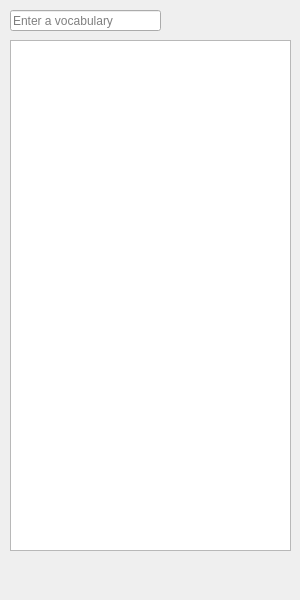
Above: ui/list.ui from pystander/Word-Sea before the change. Below: the same form after it.
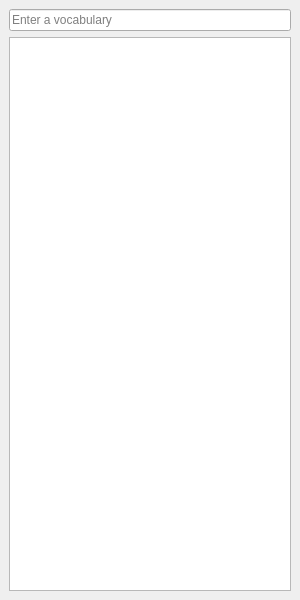
That is the form after the change. Icons and pictures are not drawn.

Commit message: Enable auto-resizing and save icon paths in UI files

Patch:
```diff
--- a/ui/list.ui
+++ b/ui/list.ui
@@ -14,25 +14,24 @@
    <string>List</string>
   </property>
   <widget class="QWidget" name="widget_central">
-   <widget class="QListWidget" name="list_vocab">
-    <property name="geometry">
-     <rect>
-      <x>10</x>
-      <y>40</y>
-      <width>281</width>
-      <height>511</height>
-     </rect>
+   <layout class="QVBoxLayout" name="layout_main">
+    <property name="spacing">
+     <number>6</number>
     </property>
-   </widget>
+    <property name="leftMargin">
+     <number>9</number>
+    </property>
+    <property name="topMargin">
+     <number>9</number>
+    </property>
+    <property name="rightMargin">
+     <number>9</number>
+    </property>
+    <property name="bottomMargin">
+     <number>9</number>
+    </property>
+    <item>
    <widget class="QLineEdit" name="line_input">
-    <property name="geometry">
-     <rect>
-      <x>10</x>
-      <y>10</y>
-      <width>151</width>
-      <height>21</height>
-     </rect>
-    </property>
     <property name="text">
      <string/>
     </property>
@@ -43,6 +42,11 @@
      <bool>true</bool>
     </property>
    </widget>
+    </item>
+    <item>
+     <widget class="QListWidget" name="list_vocab"/>
+    </item>
+   </layout>
   </widget>
  </widget>
  <resources/>
```
Left out of the diff: 4 changed lines with no effect on the pictures. Lines whose indentation alone changed are shown as unchanged. The commit also changes 5 other files.
